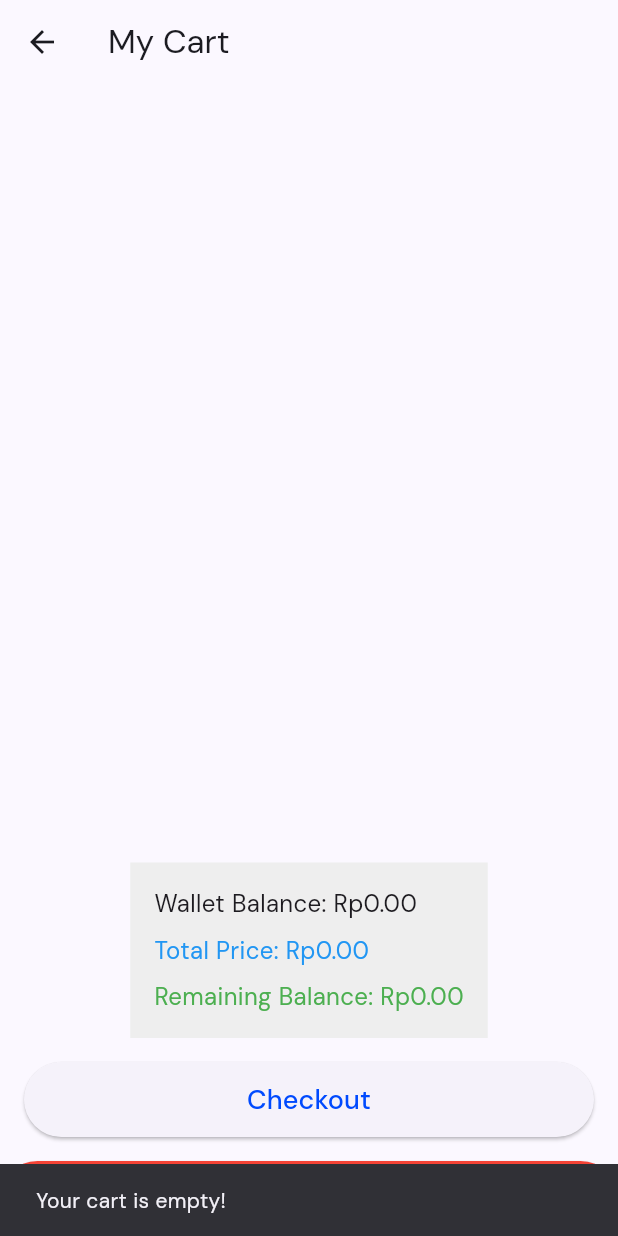
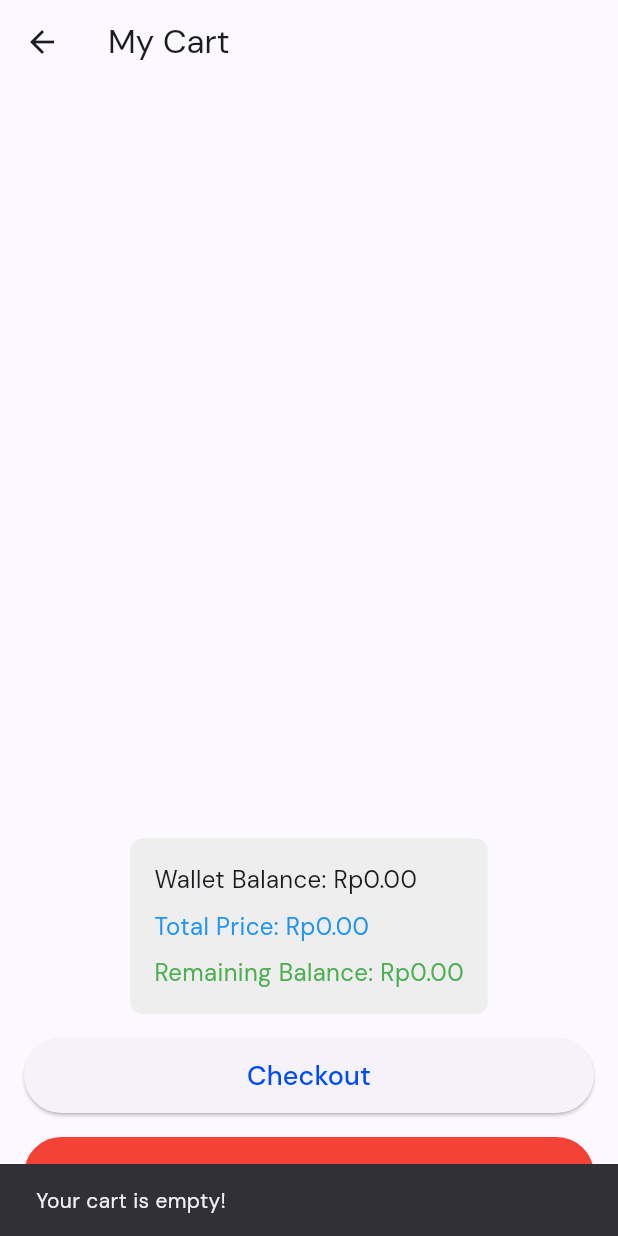
Before and after one commit to F6PBP/eventyog-mobile, a Flutter app: the MyCartPage screen opened directly, after a tap on "Checkout", after a tap on "Empty Cart", on a phone screen of 412 x 824 dp. Run offline on Flutter 3.47's test engine with Material 3 defaults, Android fonts, the phone set to English and light mode, and no system bars; our stand-ins replace carousel_slider, dio, flutter_dotenv, google_fonts, image_picker, multi_select_flutter and 1 more; missing offline and left inert: pbp_django_auth; accounts and stored records are empty.

Commit message:
fix: layouting

```diff
--- a/lib/pages/cart/MyCart.dart
+++ b/lib/pages/cart/MyCart.dart
@@ -14,7 +14,7 @@ class MyCartPage extends StatefulWidget {
 class _MyCartPageState extends State<MyCartPage> {
   List<dynamic> localCartEvents = [];
   List<dynamic> localCartMerch = [];
-  UserProfile? userProfile; // Tambahkan variabel ini
+  UserProfile? userProfile;
   Future<void>? _fetchCartFuture;
 
   @override
@@ -33,7 +33,6 @@ class _MyCartPageState extends State<MyCartPage> {
           response.containsKey('cart_merch')) {
         if (mounted) {
           setState(() {
-            // Perbaikan: Ambil userProfile dari response
             userProfile = UserProfile.fromJson(response['user_profile']);
             localCartEvents = (response['cart_events'] as List)
                 .map((e) => EventCart.fromJson(e))
@@ -98,7 +97,6 @@ class _MyCartPageState extends State<MyCartPage> {
       );
       final newBalance = double.parse(response['new_wallet_balance']);
       if (response['status'] == true) {
-        // Respons berhasil
         setState(() {
           userProfile?.walletBalance = newBalance;
           localCartEvents.clear();
@@ -114,12 +112,11 @@ class _MyCartPageState extends State<MyCartPage> {
     } catch (e) {
       print('Error during checkout: $e');
       ScaffoldMessenger.of(context).showSnackBar(
-        SnackBar(content: Text('transaction success')),
+        SnackBar(content: Text('Transaction failed')),
       );
     }
   }
 
-// Fungsi untuk mengosongkan keranjang di server
   Future<void> emptyCart(CookieRequest request) async {
     try {
       final response = await request.post(
@@ -139,12 +136,25 @@ class _MyCartPageState extends State<MyCartPage> {
     return Card(
       margin: const EdgeInsets.symmetric(vertical: 8),
       child: Padding(
-        padding: const EdgeInsets.all(16.0),
+        padding: const EdgeInsets.all(12.0),
         child: Row(
+          crossAxisAlignment: CrossAxisAlignment.start,
           children: [
-            Image.network(item.imageUrl,
-                width: 100, height: 100, fit: BoxFit.cover),
-            const SizedBox(width: 16),
+            ClipRRect(
+              borderRadius: BorderRadius.circular(8),
+              child: Image.network(
+                item.imageUrl,
+                width: 80,
+                height: 80,
+                fit: BoxFit.cover,
+                errorBuilder: (context, error, stackTrace) => Icon(
+                  Icons.broken_image,
+                  size: 80,
+                  color: Colors.grey,
+                ),
+              ),
+            ),
+            const SizedBox(width: 12),
             Expanded(
               child: Column(
                 crossAxisAlignment: CrossAxisAlignment.start,
@@ -152,9 +162,16 @@ class _MyCartPageState extends State<MyCartPage> {
                   Text(
                     isEvent ? item.ticketName : item.name,
                     style: const TextStyle(
-                        fontWeight: FontWeight.bold, fontSize: 16),
+                      fontWeight: FontWeight.bold,
+                      fontSize: 16,
                     ),
-                  Text('Price: Rp${item.price.toStringAsFixed(2)}'),
+                    overflow: TextOverflow.ellipsis,
+                    maxLines: 1,
+                  ),
+                  Text(
+                    'Price: Rp${item.price.toStringAsFixed(2)}',
+                    style: const TextStyle(fontSize: 14),
+                  ),
                   Row(
                     children: [
                       IconButton(
@@ -162,7 +179,6 @@ class _MyCartPageState extends State<MyCartPage> {
                         onPressed: () {
                           setState(() {
                             if (item.quantity > 0) {
-                              // Kuantitas minimum 0
                               item.quantity -= 1;
                             }
                           });
@@ -182,7 +198,10 @@ class _MyCartPageState extends State<MyCartPage> {
                 ],
               ),
             ),
-            Text('Rp${(item.quantity * item.price).toStringAsFixed(2)}'),
+            Text(
+              'Rp${(item.quantity * item.price).toStringAsFixed(2)}',
+              style: const TextStyle(fontWeight: FontWeight.bold),
+            ),
           ],
         ),
       ),
@@ -191,9 +210,9 @@ class _MyCartPageState extends State<MyCartPage> {
 
   @override
   Widget build(BuildContext context) {
-    double totalPrice = _calculateTotalPrice(); // Hitung total harga
+    double totalPrice = _calculateTotalPrice();
     double walletBalance = userProfile?.walletBalance ?? 0.0;
-    double remainingBalance = walletBalance - totalPrice; // Sisa uang
+    double remainingBalance = walletBalance - totalPrice;
 
     return Scaffold(
       appBar: AppBar(title: const Text("My Cart")),
@@ -205,19 +224,18 @@ class _MyCartPageState extends State<MyCartPage> {
           } else if (snapshot.hasError) {
             return Center(child: Text('Error: ${snapshot.error}'));
           } else {
-            return Column(
+            return Padding(
+              padding: const EdgeInsets.all(16.0),
+              child: Column(
                 children: [
                   Expanded(
                     child: ListView(
                       children: [
-                      // Menampilkan item Event
                         if (localCartEvents.isNotEmpty)
                           ...localCartEvents
                               .map<Widget>(
                                   (event) => _cartItem(event, isEvent: true))
                               .toList(),
-
-                      // Menampilkan item Merchandise
                         if (localCartMerch.isNotEmpty)
                           ...localCartMerch
                               .map<Widget>(
@@ -226,11 +244,12 @@ class _MyCartPageState extends State<MyCartPage> {
                       ],
                     ),
                   ),
-
-                // Total Price, Wallet Balance, dan Sisa Uang di Bawah
                   Container(
                     padding: const EdgeInsets.all(16.0),
+                    decoration: BoxDecoration(
                       color: Colors.grey[200],
+                      borderRadius: BorderRadius.circular(8),
+                    ),
                     child: Column(
                       crossAxisAlignment: CrossAxisAlignment.start,
                       children: [
@@ -249,17 +268,16 @@ class _MyCartPageState extends State<MyCartPage> {
                           'Remaining Balance: Rp${remainingBalance.toStringAsFixed(2)}',
                           style: TextStyle(
                             fontSize: 16,
-                          color:
-                              remainingBalance < 0 ? Colors.red : Colors.green,
+                            color: remainingBalance < 0
+                                ? Colors.red
+                                : Colors.green,
                           ),
                         ),
                       ],
                     ),
                   ),
-
-                // Tombol Checkout di Bawah
                   Padding(
-                  padding: const EdgeInsets.all(16.0),
+                    padding: const EdgeInsets.symmetric(vertical: 16.0),
                     child: ElevatedButton(
                       onPressed: () {
                         final request = context.read<CookieRequest>();
@@ -277,23 +295,22 @@ class _MyCartPageState extends State<MyCartPage> {
                   ElevatedButton(
                     onPressed: () async {
                       final request = context.read<CookieRequest>();
-                    await emptyCart(request); // Panggil fungsi emptyCart
+                      await emptyCart(request);
 
                       setState(() {
-                      localCartEvents
-                          .clear(); // Kosongkan state lokal untuk event
-                      localCartMerch
-                          .clear(); // Kosongkan state lokal untuk merchandise
+                        localCartEvents.clear();
+                        localCartMerch.clear();
                       });
 
                       ScaffoldMessenger.of(context).showSnackBar(
                         const SnackBar(
-                          content: Text('Cart has been emptied successfully')),
+                            content:
+                                Text('Cart has been emptied successfully')),
                       );
                     },
                     style: ElevatedButton.styleFrom(
                       minimumSize: const Size(double.infinity, 50),
-                    backgroundColor: Colors.red, // Warna merah untuk tombol
+                      backgroundColor: Colors.red,
                     ),
                     child: const Text(
                       "Empty Cart",
@@ -301,6 +318,7 @@ class _MyCartPageState extends State<MyCartPage> {
                     ),
                   ),
                 ],
+              ),
             );
           }
         },
@@ -308,7 +326,6 @@ class _MyCartPageState extends State<MyCartPage> {
     );
   }
 
-// Fungsi untuk menghitung total harga semua item di keranjang
   double _calculateTotalPrice() {
     double total = 0.0;
 
```
Lines whose indentation alone changed are shown as unchanged.
